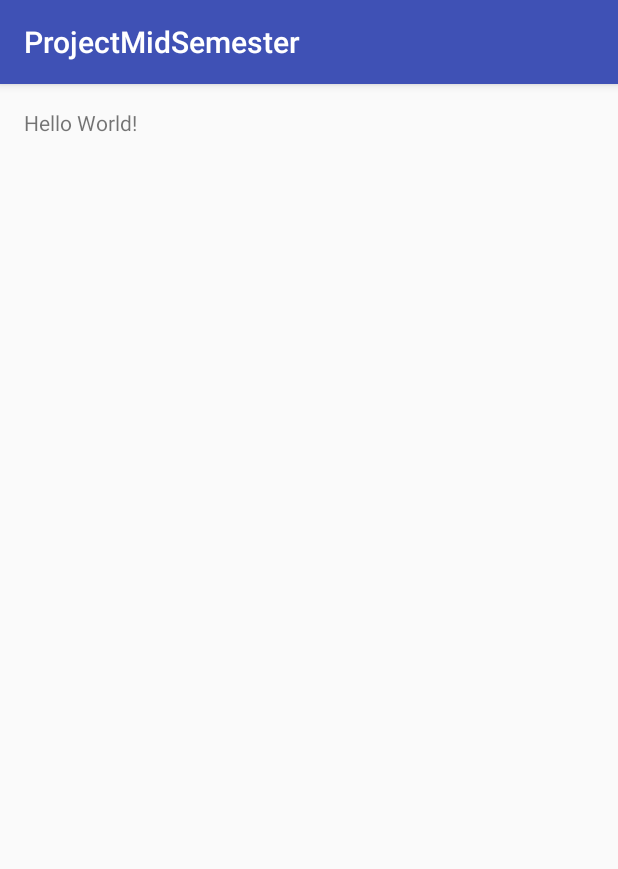
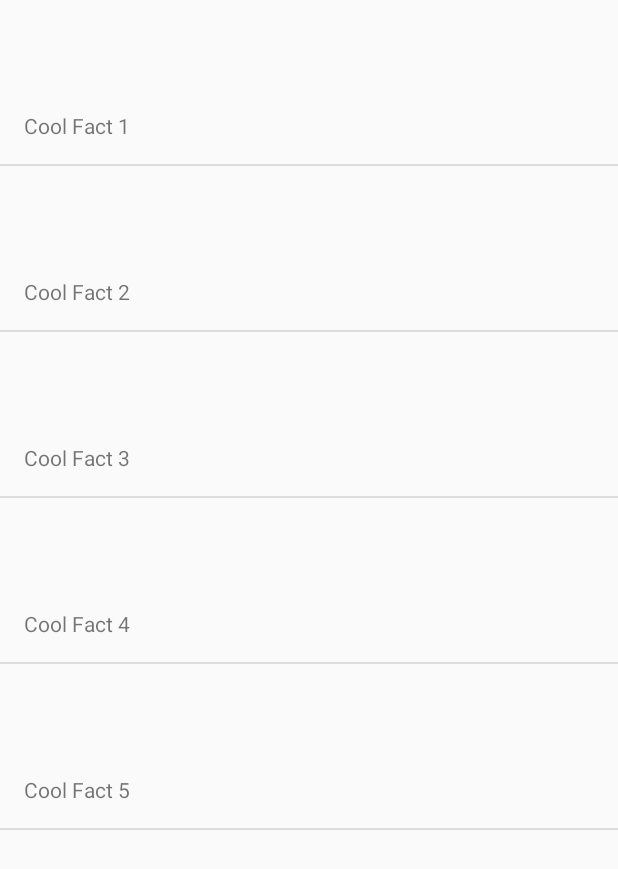
Before and after one commit to kalvin66rocks/CMPSC475, an Android app: the screen it shows after launch (MainActivity), on a phone screen of 412 x 824 dp. Shown: the top 869 px of the screen. Run offline under Robolectric (Android 15) with nearby library versions, the light colour scheme and no system bars.

Commit message:
Started work on the midsemester project

```diff
--- a/ProjectMidSemester/app/src/main/java/com/kevin/projectmidsemester/MainActivity.java
+++ b/ProjectMidSemester/app/src/main/java/com/kevin/projectmidsemester/MainActivity.java
@@ -1,13 +1,41 @@
 package com.kevin.projectmidsemester;
 
+import android.app.ListActivity;
+import android.content.Intent;
+import android.net.Uri;
 import android.support.v7.app.AppCompatActivity;
 import android.os.Bundle;
+import android.view.View;
+import android.widget.ArrayAdapter;
+import android.widget.ListView;
 
-public class MainActivity extends AppCompatActivity {
+public class MainActivity extends ListActivity {
 
     @Override
     protected void onCreate(Bundle savedInstanceState) {
         super.onCreate(savedInstanceState);
-        setContentView(R.layout.activity_main);
+        String[] coolFacts = {"Cool Fact 1", "Cool Fact 2", "Cool Fact 3",
+                "Cool Fact 4", "Cool Fact 5"};
+        setListAdapter(new ArrayAdapter<String>(this, R.layout.activity_main, R.id.coolFact, coolFacts));
+    }
+
+    protected void onListItemClick(ListView l, View v, int position, long id) {
+        switch (position) {
+            case 0:
+                startActivity(new Intent(Intent.ACTION_VIEW, Uri.parse("http://google.com/")));
+                break;
+            case 1:
+                startActivity(new Intent(Intent.ACTION_VIEW, Uri.parse("http://www.reddit.com")));
+                break;
+            case 2:
+                //startActivity(new Intent(MainActivity.this, Bridge.class));
+                break;
+            case 3:
+                //startActivity(new Intent(MainActivity.this, Trolley.class));
+                break;
+            case 4:
+                //startActivity(new Intent(MainActivity.this, Wharf.class));
+                break;
+        }
     }
 }
--- a/ProjectMidSemester/app/src/main/res/layout/activity_main.xml
+++ b/ProjectMidSemester/app/src/main/res/layout/activity_main.xml
@@ -11,7 +11,10 @@
     tools:context="com.kevin.projectmidsemester.MainActivity">
 
     <TextView
-        android:layout_width="wrap_content"
+        android:layout_width="match_parent"
         android:layout_height="wrap_content"
-        android:text="Hello World!" />
+        android:layout_marginTop="58dp"
+        android:id="@+id/coolFact"
+        android:layout_alignParentTop="true"
+        android:layout_alignParentStart="true" />
 </RelativeLayout>
```
